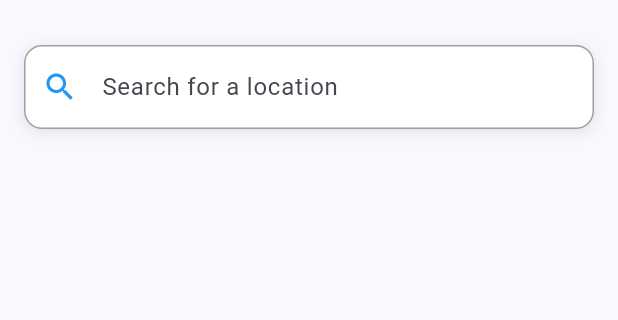
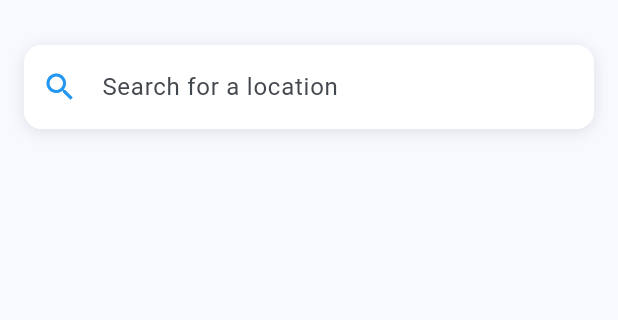
Before and after one commit to RevanthSurapaneni/cool-weather, a Flutter app: the screen it shows after launch, on a phone screen of 412 x 824 dp, the part 63-383 px from its top. Run offline on Flutter 3.47's test engine with Material 3 defaults, Android fonts, the phone set to English and light mode, and no system bars; our stand-ins replace geolocator, weather_icons; Roboto replaces fonts that are missing (Poppins).

Commit message:
remove border styles from input field for a cleaner look

```diff
--- a/lib/main.dart
+++ b/lib/main.dart
@@ -348,14 +348,7 @@ class _WeatherHomePageState extends State<WeatherHomePage> {
                               : null,
                           border: OutlineInputBorder(
                             borderRadius: BorderRadius.circular(12),
-                          ),
-                          enabledBorder: OutlineInputBorder(
-                            borderRadius: BorderRadius.circular(12),
-                            borderSide: const BorderSide(color: Colors.grey),
-                          ),
-                          focusedBorder: OutlineInputBorder(
-                            borderRadius: BorderRadius.circular(12),
-                            borderSide: const BorderSide(color: Colors.blue),
+                            borderSide: BorderSide.none,
                           ),
                           fillColor: Colors.white,
                           filled: true,
```
